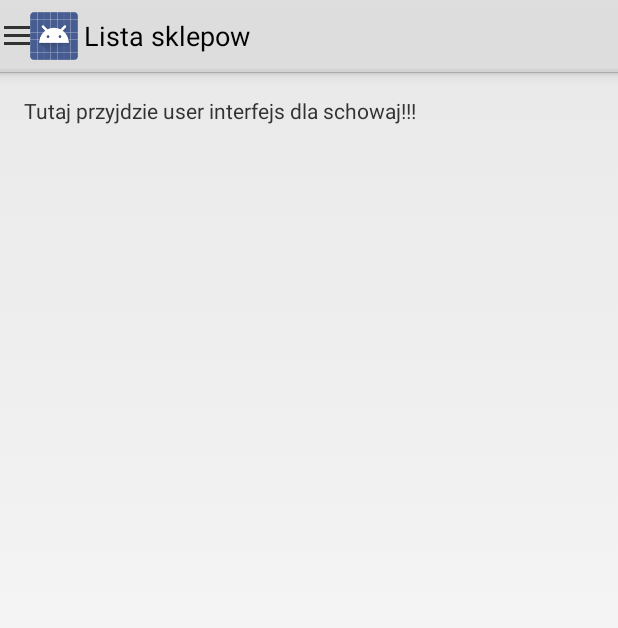
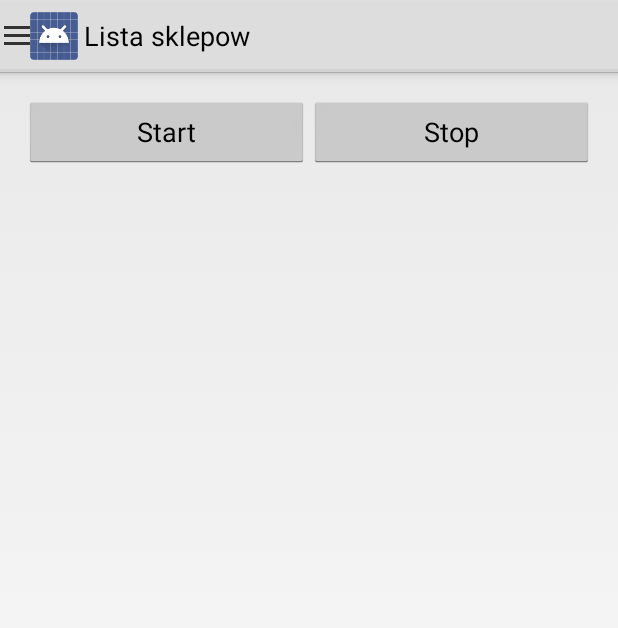
Before and after one commit to baratowl/ListaZakupow, an Android app: the Schowaj screen opened directly, with no data from a screen before it, on a phone screen of 412 x 824 dp. Shown: the top 628 px of the screen. Run offline under Robolectric (Android 15) with nearby library versions, the phone set to English and light mode, and no system bars.

Commit message:
Dodanie uslugowej klasy TrackService do sledzenia sklepow w tle. Dodanie przyciskow Uruchom, Zatrzymaj w klasie Schowaj. Definicja stringow w resources.

```diff
--- a/app/src/main/java/com/agh/pum/listazakupow/BaseActivity.java
+++ b/app/src/main/java/com/agh/pum/listazakupow/BaseActivity.java
@@ -35,7 +35,7 @@ public class BaseActivity extends Activity {
     /**
      * List item array for navigation drawer items.
      * */
-    protected String[] listArray = { "Lista zakupow","Lista sklepow","Trackuj","Schowaj","Info" };
+    protected String[] listArray = new String[5];
 
     /**
      * Static variable for selected item position. Which can be used in child activity to know which item is selected from the list.
@@ -66,6 +66,12 @@ public class BaseActivity extends Activity {
         frameLayout = (FrameLayout) findViewById(R.id.content_frame);
         mDrawerLayout = (DrawerLayout) findViewById(R.id.drawer_layout);
         mDrawerList = (ListView) findViewById(R.id.left_drawer);
+
+        listArray[0] = getString(R.string.lista_zakupow_label);
+        listArray[1] = getString(R.string.lista_sklepow_label);
+        listArray[2] = getString(R.string.trackuj_label);
+        listArray[3] = getString(R.string.schowaj_label);
+        listArray[4] = getString(R.string.info_label);
 
         // set up the drawer's list view with items and click listener
         mDrawerList.setAdapter(new ArrayAdapter<String>(this, R.layout.drawer_list_item_layout, listArray));
--- a/app/src/main/java/com/agh/pum/listazakupow/ListaSklepow.java
+++ b/app/src/main/java/com/agh/pum/listazakupow/ListaSklepow.java
@@ -114,7 +114,9 @@ public class ListaSklepow extends BaseActivity {
                     public void onClick(DialogInterface dialog,int id) {
                         // if this button is clicked, close
                         // current activity
+                        position = 0;
                         ListaSklepow.this.finish();
+                        openActivity(position);
                     }
                 })
                 .setNegativeButton("No",new DialogInterface.OnClickListener() {
--- a/app/src/main/java/com/agh/pum/listazakupow/Schowaj.java
+++ b/app/src/main/java/com/agh/pum/listazakupow/Schowaj.java
@@ -1,8 +1,14 @@
 package com.agh.pum.listazakupow;
 
+import android.content.Intent;
 import android.os.Bundle;
+import android.view.View;
+import android.widget.Button;
+import android.widget.TextView;
 
 public class Schowaj extends BaseActivity {
+
+    protected TextView tVstatus;
 
     @Override
     protected void onCreate(Bundle savedInstanceState) {
@@ -18,5 +24,27 @@ public class Schowaj extends BaseActivity {
          */
         mDrawerList.setItemChecked(position, true);
         setTitle(listArray[position]);
+        TrackService trackService = new TrackService();
+        tVstatus = (TextView) findViewById(R.id.tvStatus);
+
+        final Intent theIntent = new Intent(this, trackService.getClass());
+        Button startButton = (Button) findViewById(R.id.startButton);
+        startButton.setOnClickListener(new View.OnClickListener() {
+            @Override
+            public void onClick(View v) {
+                startService(theIntent);
+                tVstatus.setText(getString(R.string.action_start));
+                //Toast.makeText(Schowaj.this, getString(R.string.action_start), Toast.LENGTH_LONG).show();
+            }
+        });
+        Button stopButton = (Button) findViewById(R.id.stopButton);
+        stopButton.setOnClickListener(new View.OnClickListener() {
+            @Override
+            public void onClick(View v) {
+                stopService(theIntent);
+                tVstatus.setText(getString(R.string.action_stop));
+                //Toast.makeText(Schowaj.this, getString(R.string.action_stop), Toast.LENGTH_LONG).show();
+            }
+        });
     }
 }
--- a/app/src/main/res/layout/activity_schowaj.xml
+++ b/app/src/main/res/layout/activity_schowaj.xml
@@ -11,20 +11,40 @@
 
     <LinearLayout
         android:id="@+id/container_schowaj"
-        android:orientation="vertical" android:layout_width="match_parent"
-        android:layout_height="match_parent">
+        android:orientation="vertical"
+        android:layout_width="match_parent"
+        android:layout_height="match_parent"
+        android:weightSum="1">
 
-        <ImageView
-            android:id="@+id/image_view"
-            android:layout_width="wrap_content"
-            android:layout_height="wrap_content" />
+        <LinearLayout
+            android:orientation="horizontal"
+            android:layout_width="match_parent"
+            android:layout_height="wrap_content">
+
+            <Button
+                android:layout_width="wrap_content"
+                android:layout_height="wrap_content"
+                android:text="@string/start"
+                android:id="@+id/startButton"
+                android:layout_weight="0.5"
+                android:layout_gravity="left" />
+
+            <Button
+                android:layout_width="wrap_content"
+                android:layout_height="wrap_content"
+                android:text="@string/stop"
+                android:id="@+id/stopButton"
+                android:layout_gravity="center_horizontal"
+                android:layout_weight="0.50" />
+        </LinearLayout>
 
         <TextView
             android:layout_width="match_parent"
-            android:layout_height="53dp"
-            android:text="Tutaj przyjdzie user interfejs dla schowaj!!!"
-            android:id="@+id/textView" />
+            android:layout_height="wrap_content"
+            android:textAppearance="?android:attr/textAppearanceSmall"
+            android:id="@+id/tvStatus"
+            android:contentDescription="@string/status"
+            android:layout_weight="0.20" />
 
     </LinearLayout>
-
 </RelativeLayout>
--- a/app/src/main/res/values/strings.xml
+++ b/app/src/main/res/values/strings.xml
@@ -6,10 +6,32 @@
     <string name="set_shop_name">Wprowadz nazwe sklepu</string>
     <string name="cancel">Anuluj</string>
     <string name="submit">Dodaj</string>
-    <string name="title_activity_lista_sklepow">ListaSklepow</string>
-    <string name="navigation_drawer_open">Open navigation drawer</string>
-    <string name="navigation_drawer_close">Close navigation drawer</string>
-    <string name="title_activity_base">BaseActivity</string>
     <string name="open_drawer">Drawer Open</string>
     <string name="close_drawer">Drawer Close</string>
+    <string name="lista_zakupow_label">Lista zakupow</string>
+    <string name="lista_sklepow_label">Lista sklepow</string>
+    <string name="trackuj_label">Trackuj</string>
+    <string name="schowaj_label">Uruchom/Zatrzymaj</string>
+    <string name="info_label">Info</string>
+    <string name="start">Start</string>
+    <string name="stop">Stop</string>
+    <string name="status">Status</string>
+    <string name="status_gps_available">GPS available again</string>
+    <string name="status_gps_out">GPS out of service</string>
+    <string name="status_gps_temp_unavailable">GPS temporarily unavailable</string>
+    <string name="status_gps_unknown">Status GPS unknown</string>
+    <string name="status_gps_prov_enabled">GPS Provider Enabled</string>
+    <string name="status_gps_prov_disabled">GPS Provider Disabled</string>
+    <string name="status_gps_new_loc">New GPS location:</string>
+    <string name="status_net_last_loc">Last network location:</string>
+    <string name="status_net_loc_available">Network location available again</string>
+    <string name="status_net_loc_out">Network location out of service</string>
+    <string name="status_net_loc_temp_unavailable">Network location temporarily unavailable</string>
+    <string name="status_net_prov_enabled">Network Provider Enabled</string>
+    <string name="status_net_prov_disabled">Network Provider Disabled</string>
+    <string name="status_net_unknown">Status Network Provider unknown</string>
+    <string name="status_net_new_loc">New network location:</string>
+    <string name="action_start">Status: Akcja sledzienia sklepow URUCHOMIONA</string>
+    <string name="action_stop">Status: Akcja sledzienia sklepow ZATRZYMANA</string>
+
 </resources>
```
Also changed, not shown: app/src/main/AndroidManifest.xml (+9 -1 lines), app/src/main/java/com/agh/pum/listazakupow/TrackService.java (added, +186 -0 lines).
